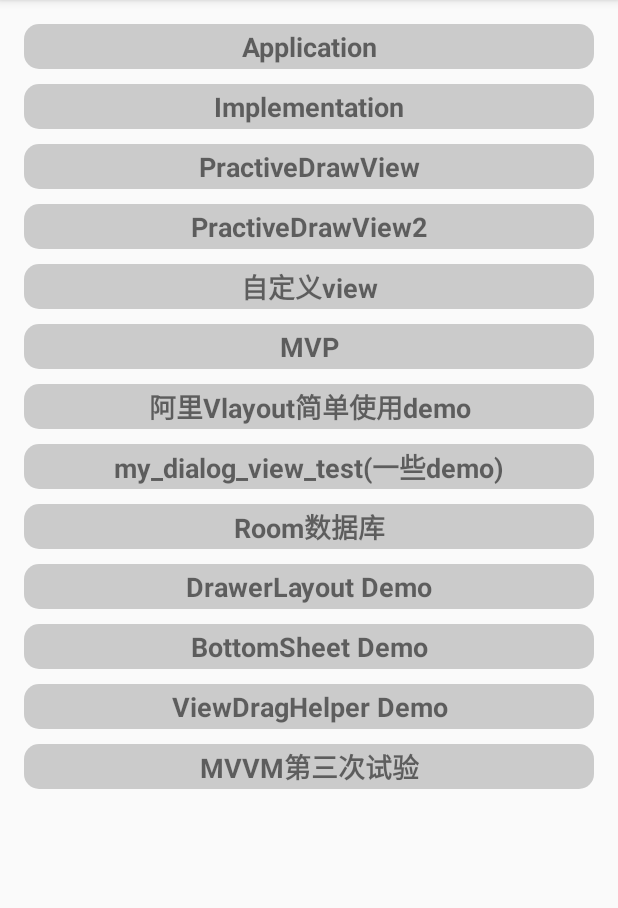
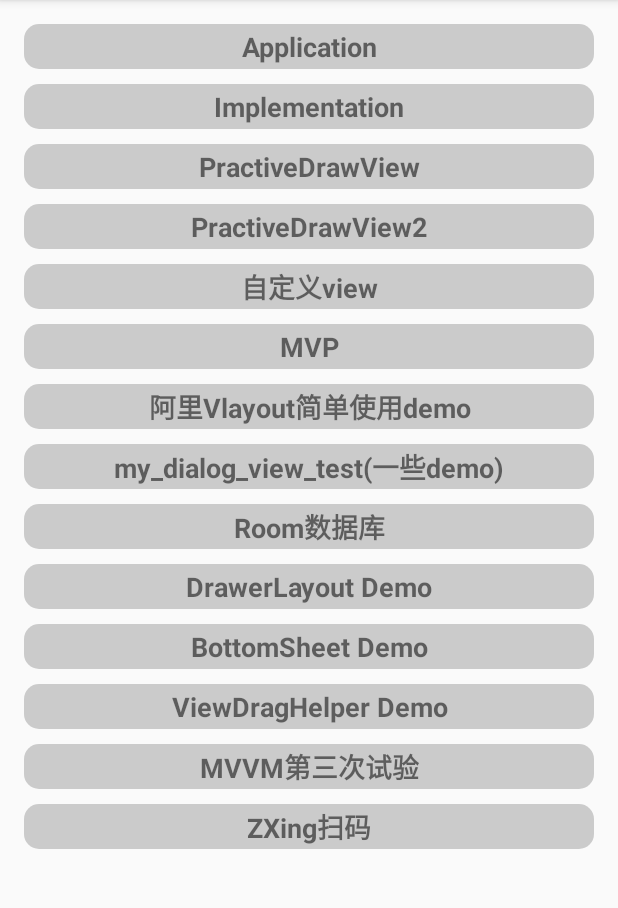
Before and after one commit to chenyuexueer/MyTestProject, an Android app: the screen it shows after launch (MainActivity), on a phone screen of 412 x 824 dp, the part 84-992 px from its top. Run offline under Robolectric (Android 15) with nearby library versions, the phone set to English and light mode, and no system bars.

Commit message:
ZXing的lib集成

```diff
--- a/app/build.gradle
+++ b/app/build.gradle
@@ -81,4 +81,7 @@ dependencies {
     implementation ('com.alibaba.android:ultraviewpager:1.0.7.7@aar') {
         transitive = true
     }
+
+    implementation project(':push')
+    implementation project(':zxing')
 }
--- a/app/src/main/AndroidManifest.xml
+++ b/app/src/main/AndroidManifest.xml
@@ -103,6 +103,7 @@
         <activity android:name=".databinding.view.DataBinddingActivity"/>
         <activity android:name=".ultra_view_pager.UltraViewPagerActivity1"/>
         <activity android:name=".view_drag_helper.test.ViewDragHelperActivity_Test"/>
+        <activity android:name=".zxing.ZXingActivity"/>
     </application>
 
 </manifest>
--- a/app/src/main/java/wlj/myapplication/MainActivity.java
+++ b/app/src/main/java/wlj/myapplication/MainActivity.java
@@ -16,6 +16,7 @@ import wlj.myapplication.practice_draw_view2.PracticeDrawActivity2;
 import wlj.myapplication.room_test.MyRoomTestActivity;
 import wlj.myapplication.view_drag_helper.ViewDragHelperActivity_All;
 import wlj.myapplication.vlayout_demo.VLayoutActivity;
+import wlj.myapplication.zxing.ZXingActivity;
 
 public class MainActivity extends AppCompatActivity {
 
@@ -71,6 +72,9 @@ public class MainActivity extends AppCompatActivity {
             case R.id.to_databinding:
                 startActivity(new Intent(this, DataBinddingActivity.class));
                 break;
+            case R.id.zxing:
+                startActivity(new Intent(this, ZXingActivity.class));
+                break;
         }
     }
 }
--- a/app/src/main/res/layout/activity_main.xml
+++ b/app/src/main/res/layout/activity_main.xml
@@ -165,6 +165,17 @@
             android:text="MVVM第三次试验"
             android:textSize="18dp"
             android:textStyle="bold"/>
+        <TextView
+            android:id="@+id/zxing"
+            android:layout_width="match_parent"
+            android:layout_height="30dp"
+            android:layout_marginTop="10dp"
+            android:background="@drawable/view_onclick_bg"
+            android:gravity="center"
+            android:onClick="onClick"
+            android:text="ZXing扫码"
+            android:textSize="18dp"
+            android:textStyle="bold"/>
     </LinearLayout>
 
 </ScrollView>
--- a/settings.gradle
+++ b/settings.gradle
@@ -1 +1,3 @@
 include ':app'
+include ':push'
+include ':zxing'
```
Also changed, not shown: app/src/main/java/wlj/myapplication/zxing/ZXingActivity.java (added, +73 -0 lines).
